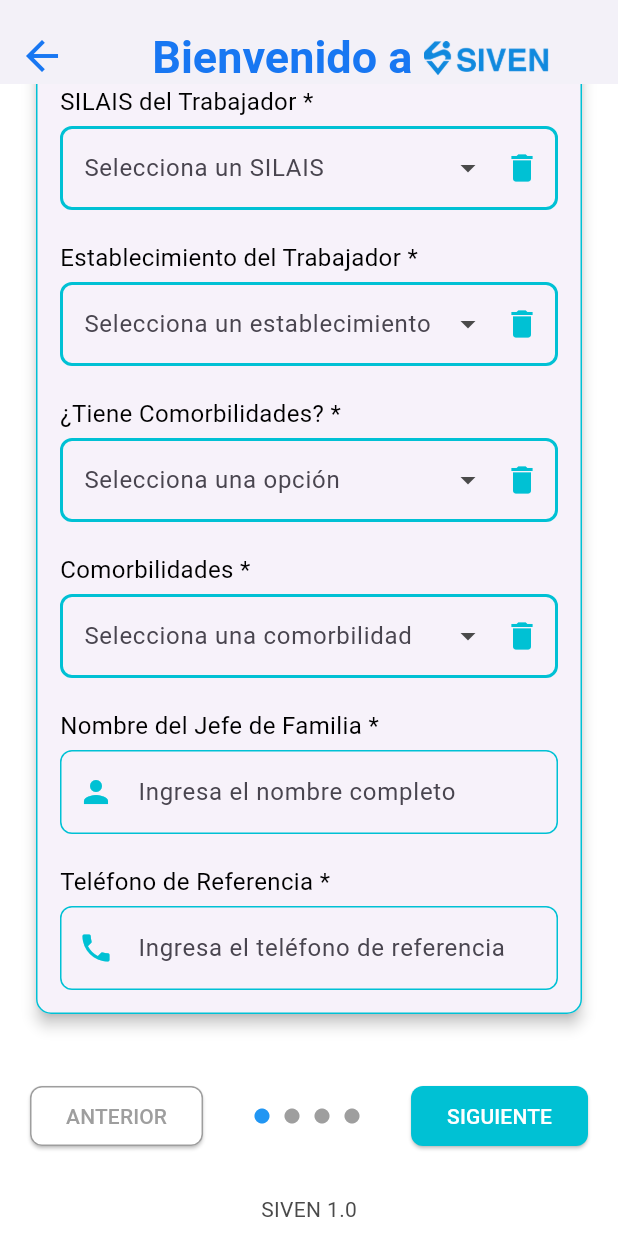
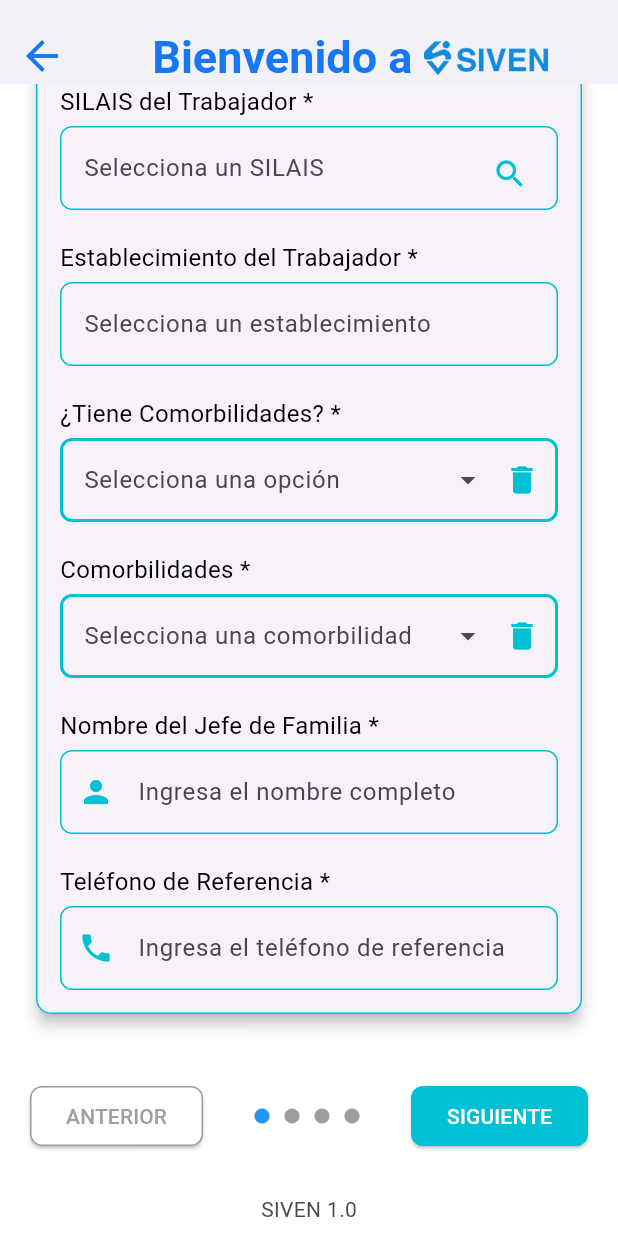
Before and after one commit to diedrizon/Frontend-siven, a Flutter app: the Captacion screen opened by its route, scrolled down 851 dp, on a phone screen of 412 x 824 dp. Run offline on Flutter 3.47's test engine with Material 3 defaults, Android fonts, the phone set to English and light mode, and no system bars; our stand-ins replace connectivity_plus, dropdown_search, flutter_map, flutter_secure_storage, latlong2, shared_preferences and 2 more; accounts and stored records are empty; network calls fail.

Commit message:
:lipstick: Widget para selecionar silais del trabajador de captacion

```diff
--- a/lib/features/captacion/Captacion.dart
+++ b/lib/features/captacion/Captacion.dart
@@ -10,7 +10,9 @@ import 'package:siven_app/core/services/Maternidadservice.dart';
 import 'package:siven_app/core/services/selection_storage_service.dart';
 import 'package:siven_app/widgets/version.dart';
 import 'package:siven_app/widgets/Encabezado_reporte_analisis.dart';
-import 'package:siven_app/widgets/TextField.dart'; // Asegúrate de que este widget maneje dropdowns correctamente
+import 'package:siven_app/widgets/TextField.dart';
+
+import 'package:siven_app/widgets/seleccion_red_servicio_trabajador_widget.dart'; // Importa el widget
 
 class Captacion extends StatefulWidget {
   const Captacion({Key? key}) : super(key: key);
@@ -210,6 +212,33 @@ class _CaptacionState extends State<Captacion> {
       setState(() {
         errorEventosSalud = e.toString();
         isLoadingEventosSalud = false;
+      });
+    }
+  }
+
+  Future<void> _openSeleccionRedServicioTrabajadorDialog() async {
+    final result = await showDialog<Map<String, String>>(
+      context: context,
+      builder: (BuildContext context) {
+        return Dialog(
+          shape: RoundedRectangleBorder(
+            borderRadius: BorderRadius.circular(12.0),
+          ),
+          child: SeleccionRedServicioTrabajadorWidget(
+            catalogService: catalogService,
+            selectionStorageService: selectionStorageService,
+          ),
+        );
+      },
+    );
+
+    // Asigna los resultados del diálogo a los controladores, si el resultado no es nulo.
+    if (result != null) {
+      setState(() {
+        silaisTrabajadorController.text =
+            result['silais'] ?? 'SILAIS no seleccionado';
+        establecimientoTrabajadorController.text =
+            result['establecimiento'] ?? 'Establecimiento no seleccionado';
       });
     }
   }
@@ -674,22 +703,42 @@ class _CaptacionState extends State<Captacion> {
       ),
     ),
     const SizedBox(height: 5),
-                CustomTextFieldDropdown(
+    Stack(
+      children: [
+        TextField(
+          controller: silaisTrabajadorController,
+          readOnly: true, // Hace el campo de texto no editable para forzar el uso del botón de búsqueda.
+          decoration: InputDecoration(
             hintText: 'Selecciona un SILAIS',
-                  controller: silaisTrabajadorController,
-                  options: [
-                    'SILAIS - ESTELÍ',
-                    'SILAIS - LEÓN',
-                    'SILAIS - MANAGUA'
-                  ],
-                  borderColor: const Color(0xFF00C1D4),
-                  borderRadius: 8.0,
-                  width: double.infinity,
-                  height: 55.0,
-                ),
-              ],
-            ),
-            const SizedBox(height: 20),
+            border: OutlineInputBorder(
+              borderRadius: BorderRadius.circular(8.0),
+              borderSide: const BorderSide(color: Color(0xFF00C1D4)),
+            ),
+            enabledBorder: OutlineInputBorder(
+              borderRadius: BorderRadius.circular(8.0),
+              borderSide: const BorderSide(color: Color(0xFF00C1D4)),
+            ),
+            focusedBorder: OutlineInputBorder(
+              borderRadius: BorderRadius.circular(8.0),
+              borderSide: const BorderSide(color: Color(0xFF00C1D4)),
+            ),
+          ),
+        ),
+        Positioned(
+          right: 8,
+          top: 8,
+          child: IconButton(
+            icon: const Icon(Icons.search, color: Color(0xFF00C1D4)),
+            onPressed: _openSeleccionRedServicioTrabajadorDialog,
+          ),
+        ),
+      ],
+    ),
+  ],
+),
+const SizedBox(height: 20),
+
+
 
 // Campo 7: Establecimiento del Trabajador (Opción)
             Column(
@@ -703,22 +752,29 @@ class _CaptacionState extends State<Captacion> {
       ),
     ),
     const SizedBox(height: 5),
-                CustomTextFieldDropdown(
+    TextField(
+      controller: establecimientoTrabajadorController,
+      readOnly: true, // Hace que el campo no sea editable
+      decoration: InputDecoration(
         hintText: 'Selecciona un establecimiento',
-                  controller: establecimientoTrabajadorController,
-                  options: [
-                    'Consultorio Médico Roger Montoya',
-                    'CAPS - León',
-                    'Hospital Nacional San Juan de Dios'
-                  ],
-                  borderColor: const Color(0xFF00C1D4),
-                  borderRadius: 8.0,
-                  width: double.infinity,
-                  height: 55.0,
-                ),
-              ],
-            ),
-            const SizedBox(height: 20),
+        border: OutlineInputBorder(
+          borderRadius: BorderRadius.circular(8.0),
+          borderSide: const BorderSide(color: Color(0xFF00C1D4)),
+        ),
+        enabledBorder: OutlineInputBorder(
+          borderRadius: BorderRadius.circular(8.0),
+          borderSide: const BorderSide(color: Color(0xFF00C1D4)),
+        ),
+        focusedBorder: OutlineInputBorder(
+          borderRadius: BorderRadius.circular(8.0),
+          borderSide: const BorderSide(color: Color(0xFF00C1D4)),
+        ),
+      ),
+    ),
+  ],
+),
+const SizedBox(height: 20),
+
 
             // Campo 8: ¿Tiene Comorbilidades? (Opción)
             Column(
```
Also changed, not shown: lib/widgets/seleccion_red_servicio_trabajador_widget.dart (added, +176 -0 lines). Lines whose indentation alone changed are shown as unchanged.
